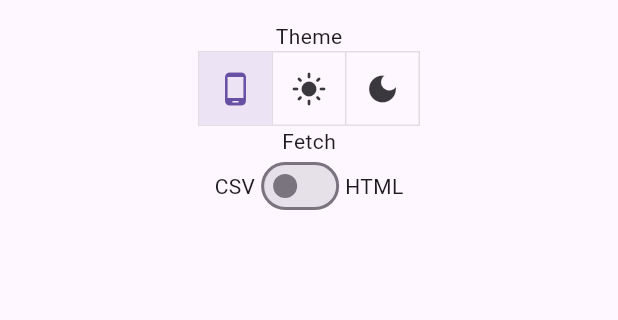
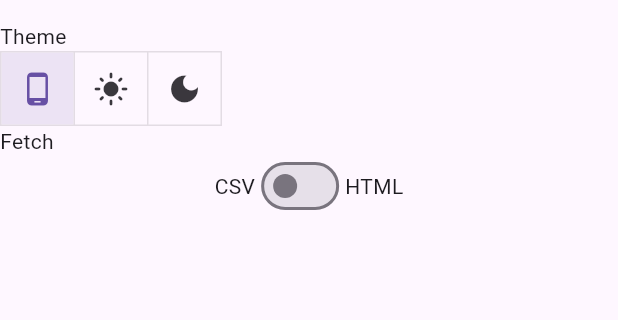
Before and after one commit to Nidrop/ovpngate, a Flutter app: the SettingsScreen screen opened by its route, on a phone screen of 412 x 824 dp, the part 63-383 px from its top. Run offline on Flutter 3.47's test engine with Material 3 defaults, Android fonts, the phone set to English and light mode, and no system bars; our stand-ins replace auto_route, bloc, csv, dio, easy_localization, flutter_bloc and 2 more; missing offline and left inert: openvpn_flutter; network calls fail.

Commit message:
replace column with ListView

```diff
--- a/feature/settings/lib/settings_screen.dart
+++ b/feature/settings/lib/settings_screen.dart
@@ -35,7 +35,7 @@ class SettingsScreen extends StatelessWidget {
                 ),
               ],
             ),
-            body: Column(
+            body: ListView(
               children: [
                 Text('Theme'),
                 SizedBox(
@@ -64,9 +64,7 @@ class SettingsScreen extends StatelessWidget {
                   ),
                   Divider(),
                   Text('Mirror order:'),
-                  Flexible(
-                    child: MirrorListView(urls: state.urls),
-                  )
+                  MirrorListView(urls: state.urls)
                 ],
               ],
             ),
--- a/feature/settings/lib/widgets/mirror_list_view.dart
+++ b/feature/settings/lib/widgets/mirror_list_view.dart
@@ -1,6 +1,5 @@
 import 'package:core/core.dart';
 import 'package:flutter/material.dart';
-import 'package:navigation/app_router/app_router.dart';
 import 'package:settings/bloc/settings_cubit.dart';
 
 class MirrorListView extends StatelessWidget {
@@ -13,6 +12,8 @@ class MirrorListView extends StatelessWidget {
   @override
   Widget build(BuildContext context) {
     return ReorderableListView.builder(
+      physics: const ClampingScrollPhysics(),
+      shrinkWrap: true,
       onReorder: context.read<SettingsCubit>().reorderMirrors,
       itemCount: urls.length,
       itemBuilder: (BuildContext context, int index) => ListTile(
```
